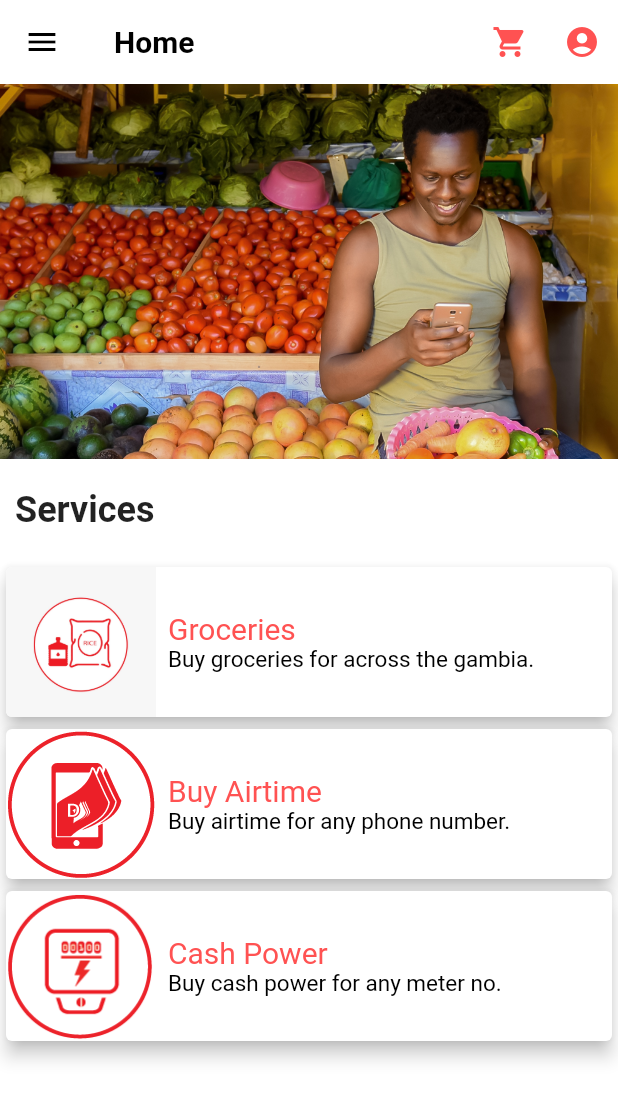
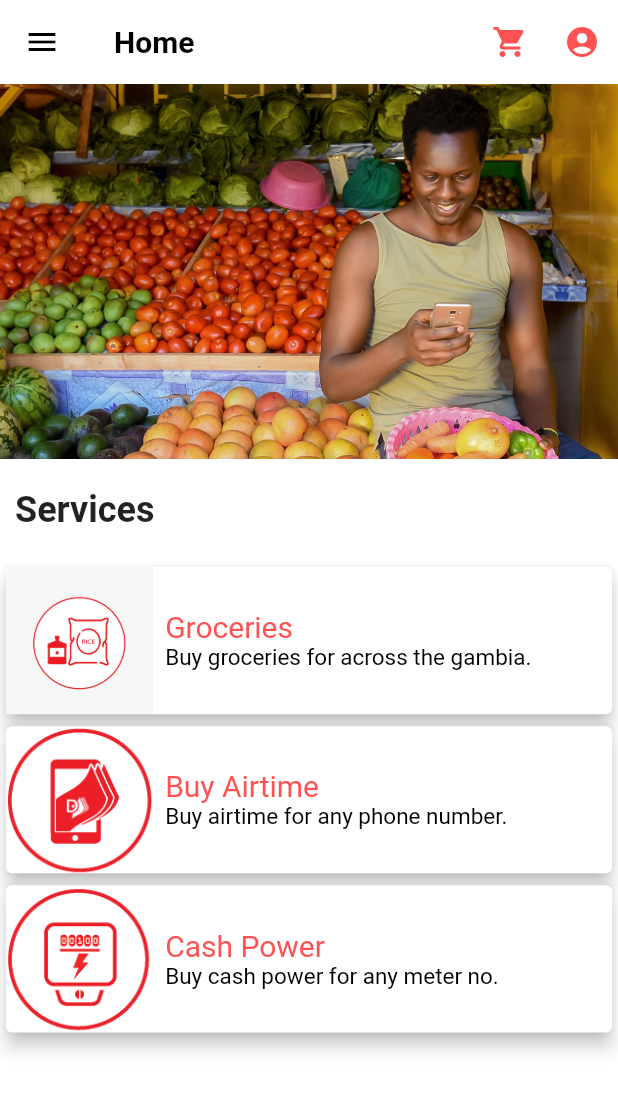
Before and after one commit to FrancisMario/marche_mobile, a Flutter app: the ShopLayoutScreen screen opened directly, on a phone screen of 412 x 824 dp. Shown: the top 1100 px of the screen. Run offline on Flutter 3.47's test engine with Material 2 defaults, Android fonts, the phone set to English and light mode, and no system bars; drawn by our look-alikes of carousel_slider; our stand-ins replace awesome_dialog, curved_navigation_bar, dio, flutter_bloc, flutter_conditional_rendering, flutter_credit_card and 7 more; missing offline and left inert: dart:ffi, material_dialogs, webviewx; accounts and stored records are empty; network calls fail; Roboto replaces fonts that are missing (Janna); statements that could not run were skipped.

Commit message:
daily commit

```diff
--- a/lib/modules/cubit/cubit.dart
+++ b/lib/modules/cubit/cubit.dart
@@ -334,7 +334,7 @@ class ShopCubit extends Cubit<ShopStates> {
     emit(PaymentLinkLoadingState());
     var items = [];
     cart.forEach((e) => {
-          items.add({'_id': e.id}),
+          items.add(e.id),
         });
     print("------------------------items");
     print(items);
--- a/lib/modules/products/products_screen.dart
+++ b/lib/modules/products/products_screen.dart
@@ -1,3 +1,5 @@
+import 'dart:ffi';
+
 import 'package:carousel_slider/carousel_slider.dart';
 import 'package:flutter/material.dart';
 import 'package:flutter_bloc/flutter_bloc.dart';
@@ -6,13 +8,8 @@ import 'package:marche/modules/airtime/buyairtime.dart';
 import 'package:marche/modules/cashpower/cashpower.dart';
 import 'package:marche/modules/cubit/states.dart';
 import 'package:marche/modules/grocery/grocery.dart';
-import 'package:marche/modules/grocery/item_card.dart';
-import '../../models/shop_app/home_model.dart';
 import '../../shared/components/components.dart';
 import '../cubit/cubit.dart';
-import '../cubit/states.dart';
-import '../login/shop_login-screen.dart';
-import '../product_details/product_details_screen.dart';
 
 class ProductsScreen extends StatelessWidget {
   ProductsScreen({Key? key}) : super(key: key);
@@ -131,42 +128,41 @@ class ProductsScreen extends StatelessWidget {
           dynamic? title,
           dynamic? description,
           dynamic? onclick,
-          BuildContext? context}) =>
+          required BuildContext context}) =>
       GestureDetector(
         onTap: () => {navigateTo(context, onclick)},
         child: Card(
-          clipBehavior: Clip.antiAlias,
           elevation: 5.0,
           child: Row(
-            crossAxisAlignment: CrossAxisAlignment.center,
+            // crossAxisAlignment: CrossAxisAlignment.center,
             children: <Widget>[
               Image.asset(
                 img!,
-                height: 100,
-                width: 100,
+                height: MediaQuery.of(context).size.width / 4.2,
+                width:  MediaQuery.of(context).size.width / 4.2,
               ),
               Padding(
                 padding: const EdgeInsets.all(8.0),
+                child: Flexible(
                   child: Column(
-                  mainAxisSize: MainAxisSize.min,
                     crossAxisAlignment: CrossAxisAlignment.start,
                     children: <Widget>[
                       Text(
                         title!,
-                      style: TextStyle(
+                        style: const TextStyle(
                             color: Colors.redAccent,
                             fontSize: 20,
                             fontWeight: FontWeight.w400),
                         textAlign: TextAlign.left,
                       ),
-                    Container(
-                      child: Text(
-                        description!,
-                        style: TextStyle(color: Colors.black, fontSize: 15),
+                      Text(
+                        description,
+                        style: const TextStyle(
+                            color: Colors.black, fontSize: 15),
                         overflow: TextOverflow.clip,
                       ),
+                    ],
                   ),
-                  ],
                 ),
               ),
             ],
```
Also changed, not shown: lib/modules/grocery/grocery.dart (+6 -3 lines). Lines whose indentation alone changed are shown as unchanged.
